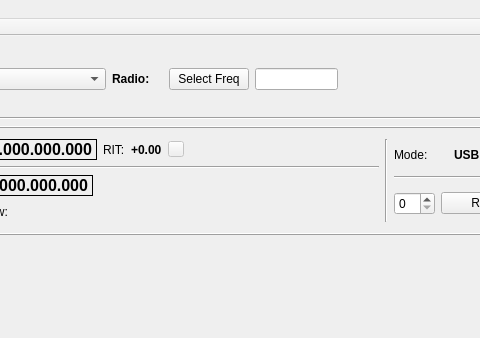
Rsclub22/Minos2-Mirror, file mqt/MqtRigControl/rigcontrolmainwindow.ui: the form before one commit; both pictures show x 119 to 599 and y 0 to 338 of the 1011 by 338 pixel window.
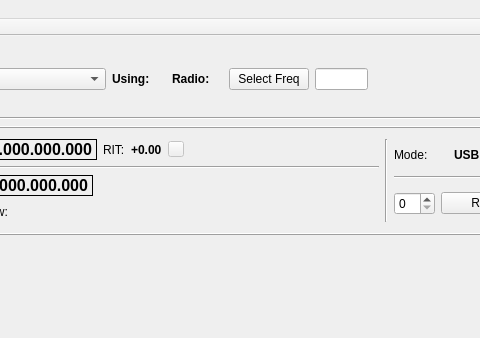
The form after the commit. Custom widgets are drawn as their Qt base class.

Commit message: display the library name in rigcontrol and rotcontrol in field Using:

Patch:
```diff
--- a/mqt/MqtRigControl/rigcontrolmainwindow.ui
+++ b/mqt/MqtRigControl/rigcontrolmainwindow.ui
@@ -42,6 +42,26 @@
           </property>
          </widget>
         </item>
+        <item>
+         <widget class="QLabel" name="usingLbl">
+          <property name="font">
+           <font>
+            <weight>75</weight>
+            <bold>true</bold>
+           </font>
+          </property>
+          <property name="text">
+           <string>Using: </string>
+          </property>
+         </widget>
+        </item>
+        <item>
+         <widget class="QLabel" name="usingLibText">
+          <property name="text">
+           <string/>
+          </property>
+         </widget>
+        </item>
         <item>
          <widget class="QLabel" name="radioNameDispLbl">
           <property name="font">
```
Left out of the diff: 6 changed lines with no effect on the pictures. The commit also changes 5 other files.
